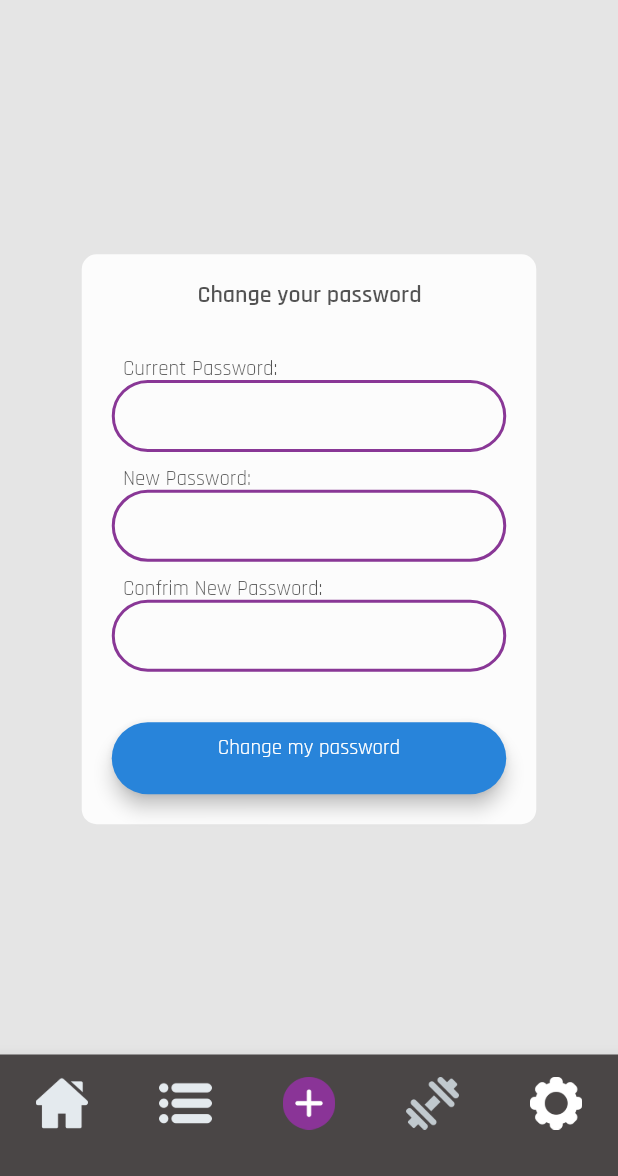
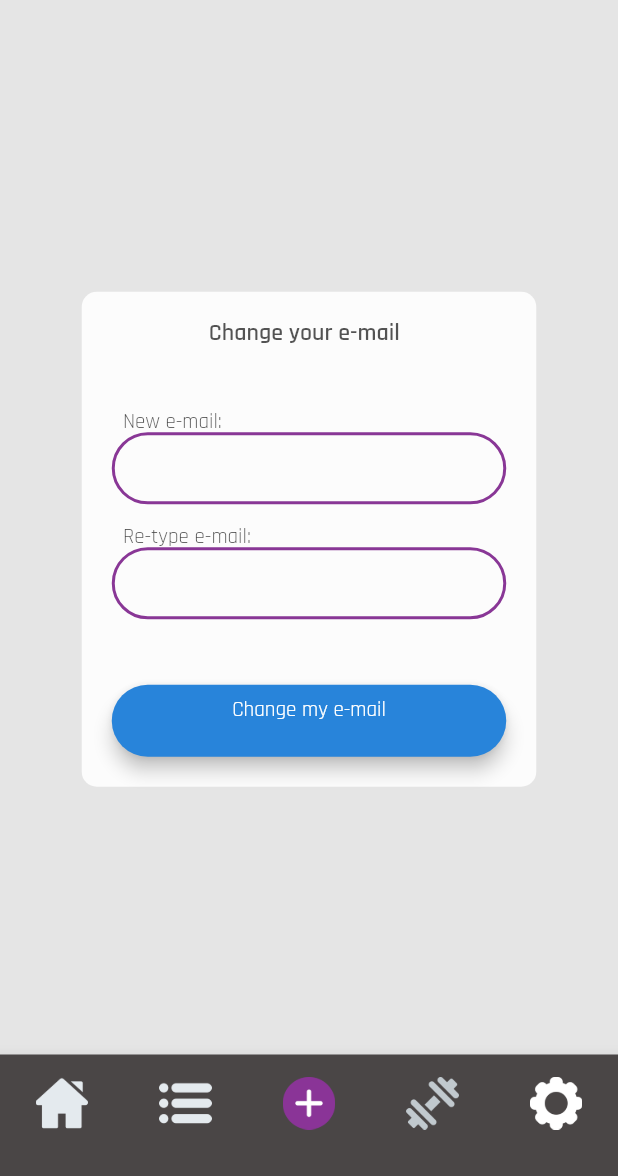
Before and after one commit to rizaerdibahar/FitApp, a Flutter app: the screen it shows after launch, on a phone screen of 412 x 824 dp, the part 60-1236 px from its top. Run offline on Flutter 3.47's test engine with Material 2 defaults, Android fonts, the phone set to English and light mode, and no system bars.

Commit message:
change_email and s_change_email pages added

```diff
--- /dev/null
+++ b/lib/change_email.dart
@@ -0,0 +1,265 @@
+import 'package:flutter/cupertino.dart';
+import 'package:ilkflutterapp/s_change_password.dart';
+import 'package:flutter/material.dart';
+import 'package:ilkflutterapp/home.dart';
+import 'package:ilkflutterapp/more.dart';
+import 'package:ilkflutterapp/add.dart';
+import 'package:ilkflutterapp/exercises.dart';
+import 'package:ilkflutterapp/settings.dart';
+import 'package:ilkflutterapp/s_change_email.dart';
+
+
+
+
+class change_email extends StatefulWidget {
+  @override
+  _change_emailState createState() => _change_emailState();
+}
+
+class _change_emailState extends State<change_email> {
+  int _selectedIndex = 0;
+  final List <Widget> _children= [
+
+
+
+  ];
+  void changePage(int index){
+    setState(() {
+      _selectedIndex=index;
+    });
+  }
+
+  @override
+
+
+
+  Widget build(BuildContext context) {
+    return Scaffold(
+
+
+      resizeToAvoidBottomPadding: false,
+      backgroundColor: Color(0XFFE5E5E5),
+      appBar: new AppBar(
+        backgroundColor: Color(0XFFE5E5E5),
+        elevation: 0,
+        leading: new Column(
+          children: <Widget>[
+            new IconButton(icon: Image.asset('images/back_icon.png',),
+              onPressed: null,
+              color: Colors.transparent,)
+          ],
+        ),
+      ),
+      body: Center(
+
+        child: Container(
+          alignment: Alignment.topCenter,
+          width:303,
+          height: 330,
+          margin: const EdgeInsets.all(10.0),
+          padding: EdgeInsets.all(20.0),
+          decoration: new BoxDecoration(
+            color: Color.fromRGBO(255, 255, 255, 0.88),
+            borderRadius: BorderRadius.circular(10.0),
+          ),
+          child: Column(
+
+            mainAxisAlignment: MainAxisAlignment.spaceAround,
+            crossAxisAlignment: CrossAxisAlignment.start,
+
+            children: <Widget>[
+              Text(
+                "                 Change your e-mail",
+                textAlign: TextAlign.center,
+                overflow: TextOverflow.ellipsis,
+                style: TextStyle(fontWeight: FontWeight.bold,
+                  fontSize: 16,
+                  fontFamily: 'Rajdhani',
+                  color: Colors.black.withOpacity(0.67),
+                ),
+              ),
+              Spacer(flex: 3),
+
+              Text(
+
+                "  New e-mail:",
+                textAlign: TextAlign.left,
+                overflow: TextOverflow.ellipsis,
+                style: TextStyle(fontWeight: FontWeight.normal,
+                  fontSize: 14,
+                  fontFamily: 'Rajdhani',
+                  color: Colors.black.withOpacity(0.67),
+                ),
+              ),
+              TextField(
+
+                style: TextStyle(color: Colors.grey, fontSize: 14,),
+                decoration: InputDecoration(
+                  contentPadding: EdgeInsets.symmetric(vertical:10.0,horizontal: 20.0),
+                  hintStyle: TextStyle(color: Colors.grey,
+                    fontSize: 1.0,
+                    fontFamily: 'Rajdhani',
+                  ),
+                  border: OutlineInputBorder(
+                    borderRadius: BorderRadius.circular(30.0),
+                  ),
+                  enabledBorder: OutlineInputBorder(
+                    borderSide: BorderSide(
+                        color: Color.fromRGBO(137, 55, 150, 100),
+                        width: 2.0),
+                    borderRadius: BorderRadius.all(Radius.circular(30)),
+                  ),
+                  focusedBorder: OutlineInputBorder(borderSide: BorderSide(color: Color.fromRGBO(137, 55, 150, 100),
+                  ),
+                    borderRadius: BorderRadius.all(Radius.circular(30)),
+                  ),
+                ),
+              ),
+              Spacer(flex: 1),
+
+              Text(
+                "  Re-type e-mail:",
+                textAlign: TextAlign.left,
+                overflow: TextOverflow.ellipsis,
+                style: TextStyle(fontWeight: FontWeight.normal,
+                  fontSize: 14,
+                  fontFamily: 'Rajdhani',
+                  color: Colors.black.withOpacity(0.67),
+                ),
+              ),
+              TextField(
+
+                style: TextStyle(color: Colors.grey, fontSize: 14,),
+                decoration: InputDecoration(
+                  contentPadding: EdgeInsets.symmetric(vertical:10.0,horizontal: 20.0),
+                  hintStyle: TextStyle(color: Colors.grey,
+                    fontSize: 1.0,
+                    fontFamily: 'Rajdhani',
+                  ),
+                  border: OutlineInputBorder(
+                    borderRadius: BorderRadius.circular(30.0),
+                  ),
+                  enabledBorder: OutlineInputBorder(
+                    borderSide: BorderSide(
+                        color: Color.fromRGBO(137, 55, 150, 100),
+                        width: 2.0),
+                    borderRadius: BorderRadius.all(Radius.circular(30)),
+                  ),
+                  focusedBorder: OutlineInputBorder(borderSide: BorderSide(color: Color.fromRGBO(137, 55, 150, 100),
+                  ),
+                    borderRadius: BorderRadius.all(Radius.circular(30)),
+                  ),
+                ),
+              ),
+
+              Spacer(flex: 3),
+
+              RaisedButton(
+                onPressed: () => {
+                  Navigator.push(context, MaterialPageRoute(builder: (context)=> s_change_email()),
+                  ),
+                },
+                color: Color.fromRGBO(40, 132, 218, 100),
+                padding: EdgeInsets.symmetric(vertical: 10.0, horizontal: 10.0),
+                elevation: 5.0,
+                splashColor: Colors.grey,
+                animationDuration: Duration(seconds: 2),
+                shape: RoundedRectangleBorder(
+                  borderRadius: new BorderRadius.circular(30),
+                ),
+                child: Container(
+                  width: 250,
+                  height: 28,
+
+                  child: Text("Change my e-mail",
+                    overflow: TextOverflow.ellipsis,
+                    textAlign: TextAlign.center,
+                    style: TextStyle(fontWeight: FontWeight.normal,
+                      fontFamily: 'Rajdhani',
+                      color: Colors.white,
+                    ),
+                  ),
+                ),
+              ),
+            ],
+          ),
+        ),
+      ),
+
+      bottomNavigationBar:Theme(
+        data:Theme.of(context).copyWith(canvasColor: Color.fromRGBO(74, 70, 70, 80),),
+        child: BottomNavigationBar(
+          type: BottomNavigationBarType.fixed,
+          currentIndex: _selectedIndex,
+          onTap: changePage,
+          iconSize: 35,
+
+          fixedColor: Colors.white,
+          items: [
+            BottomNavigationBarItem(
+              icon: IconButton(icon: Image.asset('images/home.png',),
+                onPressed: () => {
+                  Navigator.push(context, MaterialPageRoute(builder: (context)=> home()),
+
+                  ),
+                },
+                color: Colors.transparent,),
+              title: SizedBox(
+                height: 0,
+              ),
+            ),
+
+            BottomNavigationBarItem(
+              icon: IconButton(icon: Image.asset('images/menu.png',),
+                onPressed: () => {
+                  Navigator.push(context, MaterialPageRoute(builder: (context)=> more()),
+                  ),
+                },
+                color: Colors.transparent,),
+              title: SizedBox(
+                height: 0,
+              ),
+            ),
+
+            BottomNavigationBarItem(
+              icon: IconButton(icon: Image.asset('images/plus.png',width:50,height:50,),
+                onPressed: () => {
+                  Navigator.push(context, MaterialPageRoute(builder: (context)=> add()),
+
+                  ),
+                },
+                color: Colors.transparent,),
+              title: SizedBox(
+                height: 0,
+              ),
+            ),
+
+            BottomNavigationBarItem(
+              icon: IconButton(icon: Image.asset('images/dumbbell.png',),
+                onPressed: () => {
+                  Navigator.push(context, MaterialPageRoute(builder: (context)=> exercises()),
+                  ),
+                },
+                color: Colors.transparent,),
+              title: SizedBox(
+                height: 0,
+              ),
+            ),
+
+            BottomNavigationBarItem(
+              icon: IconButton(icon: Image.asset('images/settings_active.png',),
+                onPressed: () => {
+                  Navigator.push(context, MaterialPageRoute(builder: (context)=> settings()),
+                  ),
+                },
+                color: Colors.transparent,),
+              title: SizedBox(
+                height: 0,
+              ),
+            ),
+          ],
+        ),
+      ),
+    );
+  }
+}
--- a/lib/main.dart
+++ b/lib/main.dart
@@ -1,6 +1,9 @@
+import 'package:ilkflutterapp/change_email.dart';
+
 import 'change_password.dart';
 import 'package:flutter/material.dart';
 import 's_change_password.dart';
+import 's_change_email.dart';
 import 'package:ilkflutterapp/placeholder_widget.dart';
 
 void main() => runApp(App());
@@ -9,9 +12,9 @@ class App extends StatelessWidget {
   @override
   Widget build(BuildContext context) {
     return MaterialApp(
-    home: change_password(),
+    home: change_email(),
       routes: {
-        '/s_change_password': (context) => change_password(),
+        '/s_change_password': (context) => change_email(),
       },
     );
   }
```
Also changed, not shown: lib/s_change_email.dart (added, +221 -0 lines).
